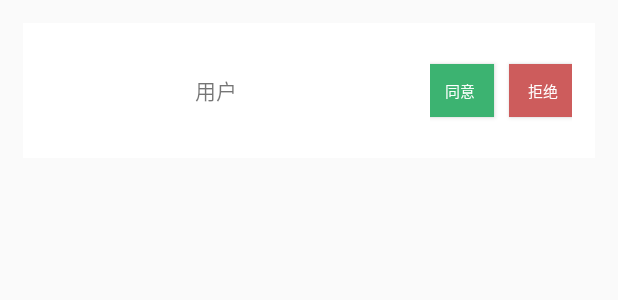
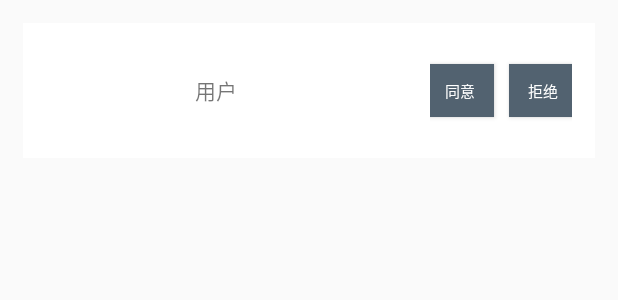
Before and after one commit to 476421978/ZHTX, an Android app: the layout listview_friend_invite.xml on its own in the app's theme, with its tools: preview values and no code run, on a phone screen of 412 x 824 dp. Shown: the top 300 px of the screen. Run offline under Robolectric (Android 15) with nearby library versions, the phone set to English and light mode, and no system bars; plain views replace SmartImageView.

Commit message:
群聊功能完善

```diff
--- a/app/src/main/java/com/UI/EaseUI/sendMyLocation.java
+++ b/app/src/main/java/com/UI/EaseUI/sendMyLocation.java
@@ -177,7 +177,9 @@
             mSearch.setOnGetGeoCodeResultListener(listener);
             mSearch.reverseGeoCode(new ReverseGeoCodeOption()
                     .location(latlng));
+
             System.out.println(latlng);
+
          /*
             GeoCoderManager geoCoderManager = GeoCoderManager.newInstance(sendMyLocation.this);
             geoCoderManager.PositionChange(latlng);
@@ -200,7 +202,6 @@
             //获取地理编码结果
         }
         @Override
-
         public void onGetReverseGeoCodeResult(ReverseGeoCodeResult result) {
             if (result == null || result.error != SearchResult.ERRORNO.NO_ERROR) {
                 //没有找到检索结果
--- a/app/src/main/java/com/example/user/zhtx/tools/FriendsGPSList.java
+++ b/app/src/main/java/com/example/user/zhtx/tools/FriendsGPSList.java
@@ -7,7 +7,6 @@
 import com.example.user.zhtx.pojo.FriendsGPS;
 import com.example.user.zhtx.pojo.FriendsGPSMessage;
 import com.google.gson.Gson;
-import com.google.gson.reflect.TypeToken;
 
 import java.util.ArrayList;
 
@@ -29,7 +28,7 @@
         String data = sp.getString("friendsGPS","未找到");
         ArrayList<FriendsGPS> list = null;
         if ("未找到".equals(data)){
-            ShowToast.show(context,"从sp获取信息出错");
+
         }else {
             Gson gson = new Gson();
             FriendsGPSMessage message = gson.fromJson(sp.getString("friendsGPS",""),FriendsGPSMessage.class);
--- a/app/src/main/res/layout/listview_friend_invite.xml
+++ b/app/src/main/res/layout/listview_friend_invite.xml
@@ -58,19 +58,17 @@
             android:layout_height="35dp"
             android:textSize="10sp"
             android:text="同意"
-            android:gravity="center"
             android:textColor="@color/white"
-            android:background="#3CB371"/>
+            android:background="#526270"/>
 
         <Button
             android:id="@+id/activity_friend_invite_btn_refuse"
             android:layout_width="45dp"
             android:layout_height="35dp"
             android:textSize="10sp"
-            android:gravity="center"
             android:text="拒绝"
             android:textColor="@color/white"
-            android:background="#CD5C5C"
+            android:background="#526270"
             android:layout_marginLeft="10dp"/>
     </LinearLayout>
 
```
Also changed, not shown: app/src/main/java/com/example/user/zhtx/adapter/AddFriendsAdapter.java (+13 -5 lines), app/src/main/java/com/example/user/zhtx/tools/Address.java (+0 -33 lines).
